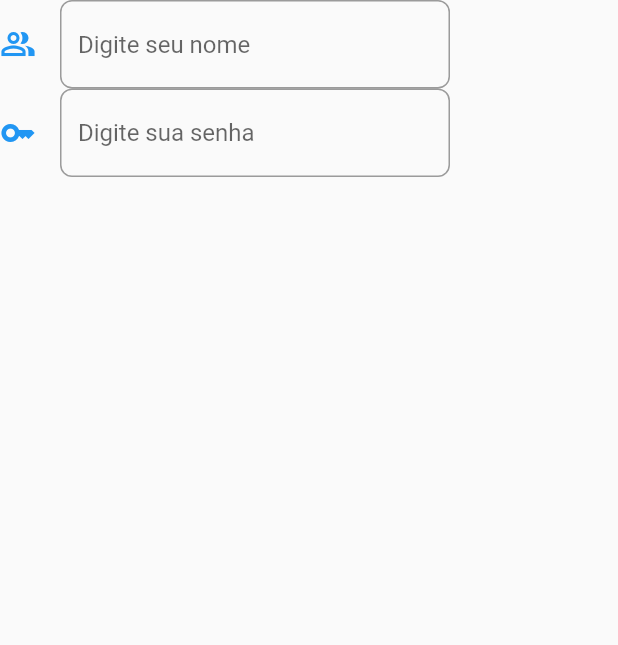
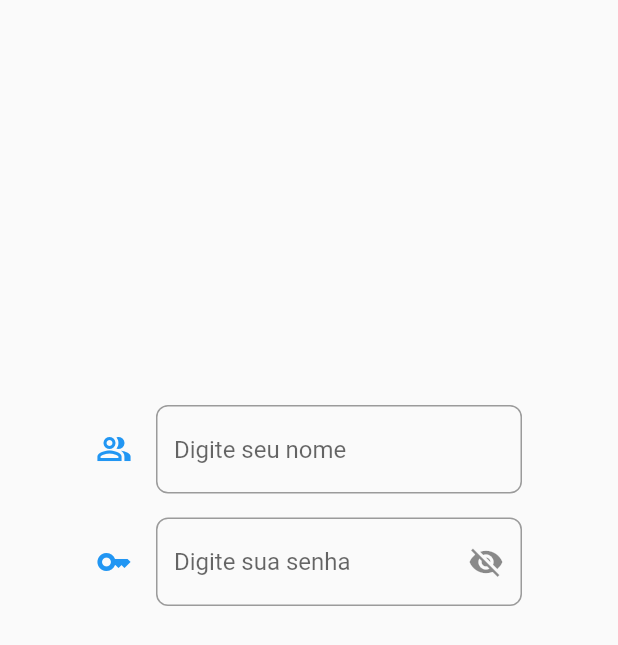
Before and after one commit to danielvieira95/DESM-2, a Flutter app: the screen it shows after launch, on a phone screen of 412 x 824 dp. Shown: the top 645 px of the screen. Run offline on Flutter 3.47's test engine with Material 2 defaults, Android fonts, the light colour scheme and no system bars; our stand-ins replace audioplayers.

Commit message:
app formativa
icone button

```diff
--- a/Apps-TB/aula13_app_correcaoformativa/lib/login.dart
+++ b/Apps-TB/aula13_app_correcaoformativa/lib/login.dart
@@ -10,12 +10,15 @@ class Login extends StatefulWidget {
 class _LoginState extends State<Login> {
   TextEditingController user = TextEditingController();
   TextEditingController senha = TextEditingController();
+  bool exibir = false; // variavel para exibir ou nao a senha
   @override
   Widget build(BuildContext context) {
     // Scaffold faz parte do layout do app
     return Scaffold(
       // body corpo do scaffold
-      body: Column(
+      body: Center(
+        child: Column(
+          mainAxisAlignment: MainAxisAlignment.center,
           children: [
             // elemento decorativo
             SizedBox(
@@ -24,7 +27,9 @@ class _LoginState extends State<Login> {
               child: Column(
                 children: [
                   // textformfield para permitir que o usuário digite seu nome
-                TextFormField(
+                  Padding(
+                    padding: const EdgeInsets.all(8.0),
+                    child: TextFormField(
                       keyboardType: TextInputType.name,
                       decoration: InputDecoration(border: OutlineInputBorder(borderRadius: BorderRadius.circular(8)),
                       icon: Icon(Icons.people_alt_outlined,color: Colors.blue,),
@@ -33,14 +38,30 @@ class _LoginState extends State<Login> {
                       controller: user,
 
                     ),
-                TextFormField(
+                  ),
+                  Padding(
+                    padding: const EdgeInsets.all(8.0),
+                    child: TextFormField(
                       keyboardType: TextInputType.name,
                       decoration: InputDecoration(border: OutlineInputBorder(borderRadius: BorderRadius.circular(8)),
-                  icon: Icon(Icons.key_outlined,color: Colors.blue,),
-                  hintText: "Digite sua senha"),// Mensagem no text form field
+                      icon: Icon(Icons.key_outlined,),iconColor: Colors.blue,
+                      // suffix icon responsável por criar um icone no textformfield
+                      // Icon button icone para o botão
+                      // exibir ? operador ternário
+                      // if( exibir == true icons.visibility  else visibility off)
+                      suffixIcon: IconButton(icon:  Icon(exibir ? Icons.visibility :Icons.visibility_off),onPressed: (){
+                        setState(() {
+                          exibir = !exibir; // inverte o estado da variavel exibir
+                        });
+                      }),
+                      hintText: "Digite sua senha"),
+                      obscureText: exibir,
+                      obscuringCharacter: '*',// Mensagem no text form field
                       // icone do textformfield
+
                       controller: senha,
 
+                    ),
                   ),
                 ],
               ),
@@ -48,6 +69,7 @@ class _LoginState extends State<Login> {
             )
           ],
         ),
+      ),
     );
   }
 }
```
Lines whose indentation alone changed are shown as unchanged.
